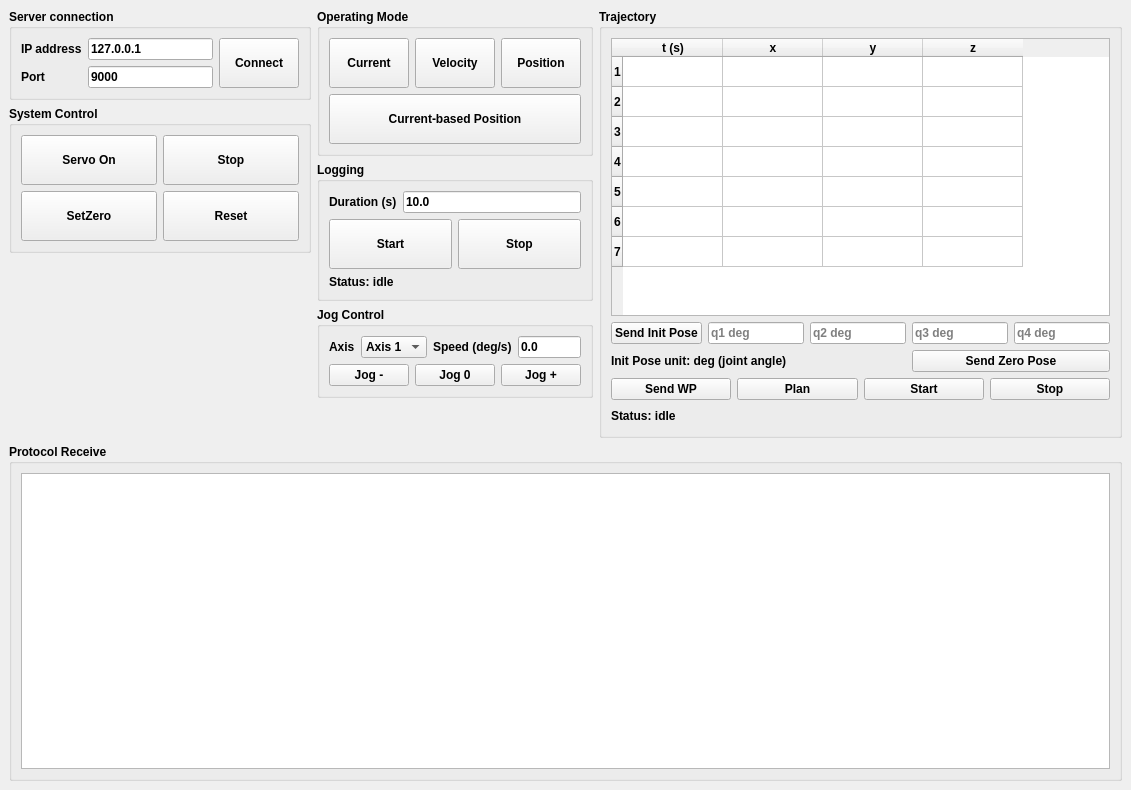
Before: the Qt Designer form PMI_Client/src/mainwindow.ui in hajunsong/PMI_project, drawn with Qt 5.
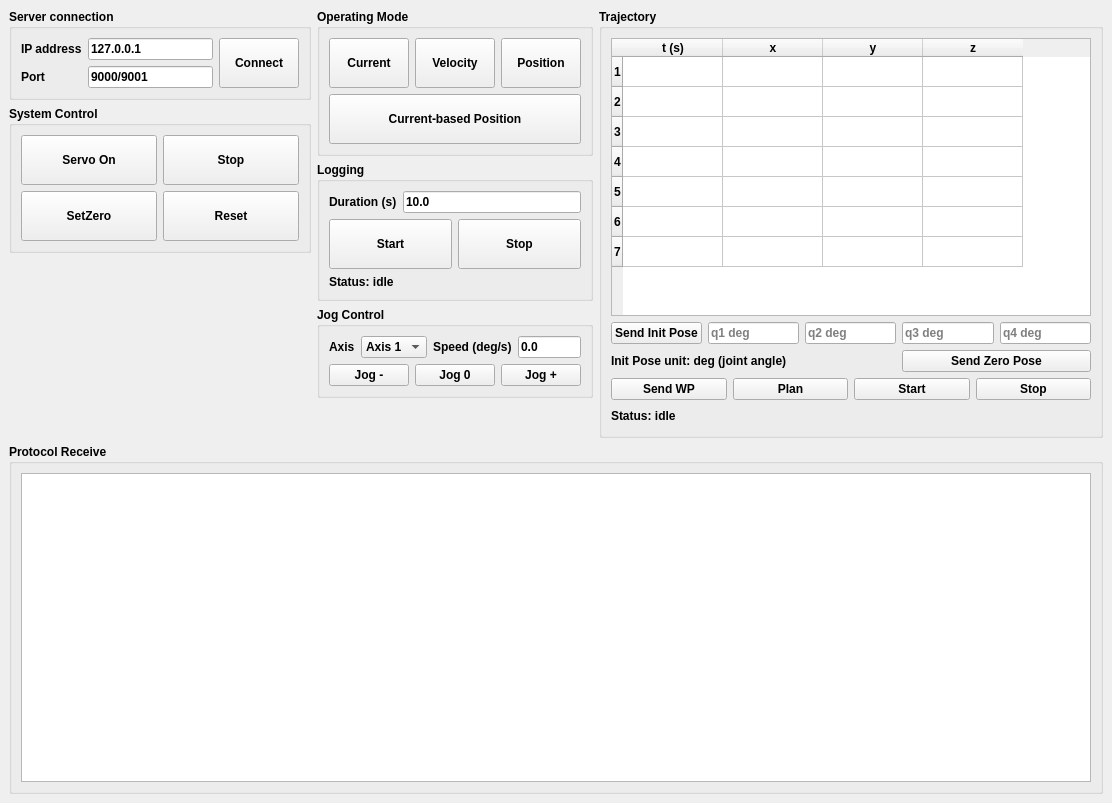
After: the same form once the commit is applied.

```diff
--- a/PMI_Client/src/mainwindow.ui
+++ b/PMI_Client/src/mainwindow.ui
@@ -6,8 +6,8 @@
    <rect>
     <x>0</x>
     <y>0</y>
-    <width>1131</width>
-    <height>790</height>
+    <width>1112</width>
+    <height>803</height>
    </rect>
   </property>
   <property name="font">
@@ -89,10 +89,10 @@
               </size>
              </property>
              <property name="text">
-              <string>9000</string>
+              <string>9000/9001</string>
              </property>
              <property name="placeholderText">
-              <string>e.g. 9000</string>
+              <string>fixed: 9000 telemetry, 9001 command</string>
              </property>
             </widget>
            </item>
```
